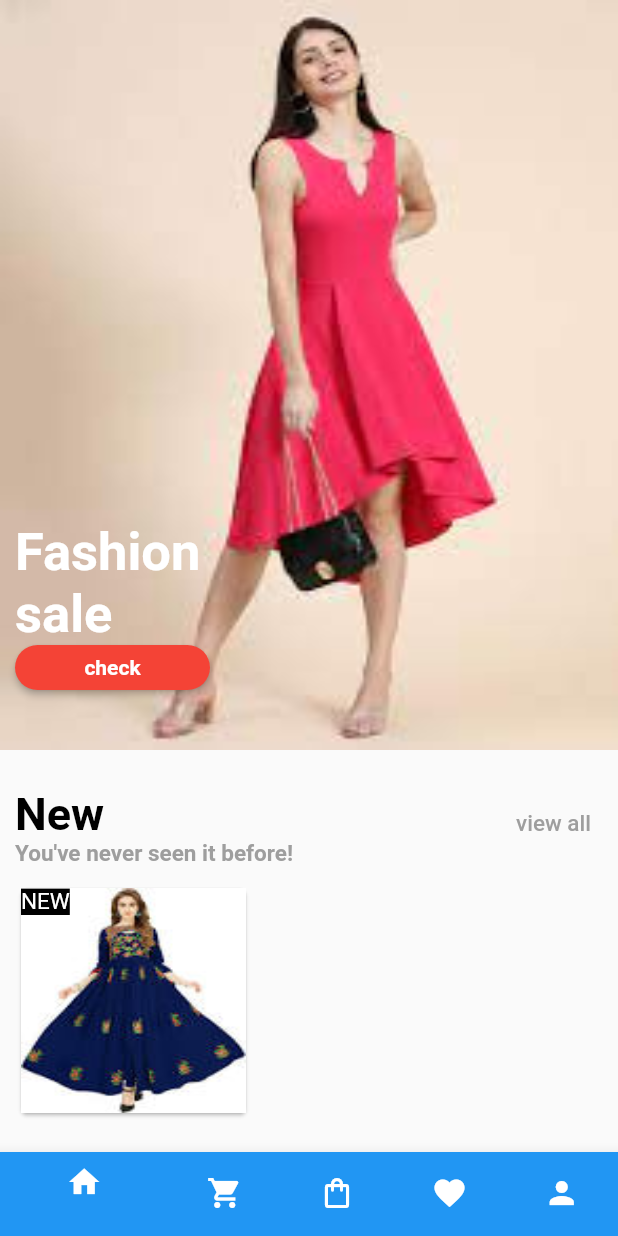
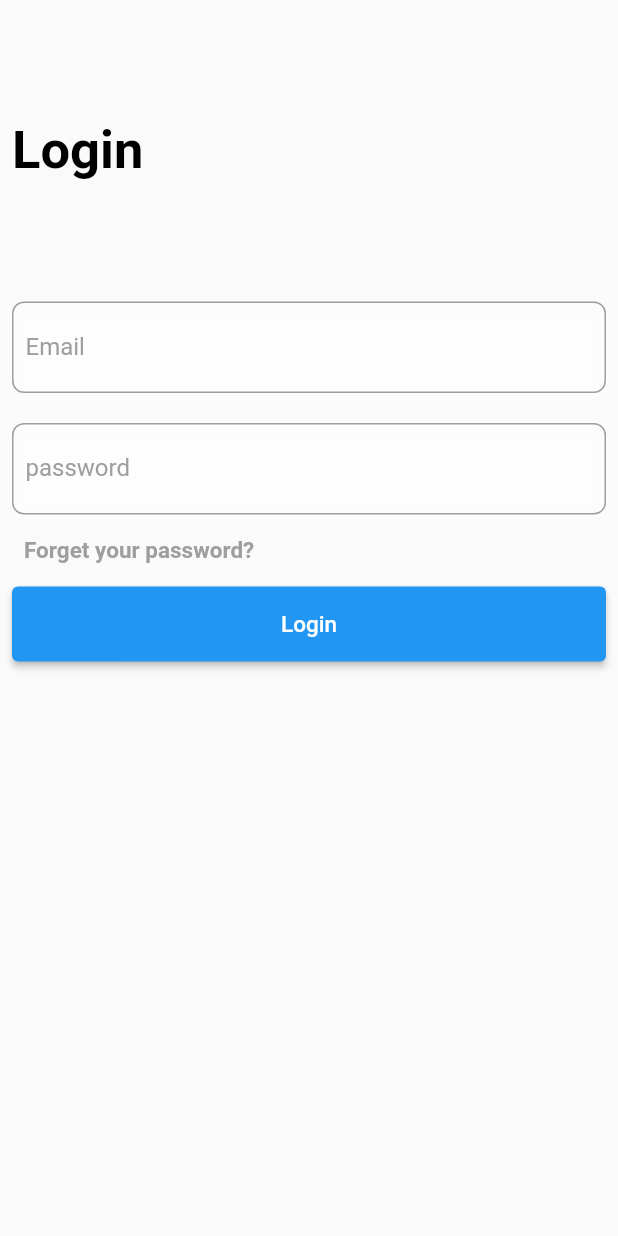
Before and after one commit to pgupta4896/shopping, a Flutter app: the screen it shows after launch, on a phone screen of 412 x 824 dp. Run offline on Flutter 3.47's test engine with Material 2 defaults, Android fonts, the phone set to English and light mode, and no system bars.

Commit message:
add asset and add login screen -tabbar

```diff
--- a/lib/helperView/bottomTabbar.dart
+++ b/lib/helperView/bottomTabbar.dart
@@ -1,8 +1,8 @@
 import 'package:flutter/material.dart';
 import 'package:shoppingapp/screens/bagview.dart';
 import 'package:shoppingapp/screens/favoritesView.dart';
-import 'package:shoppingapp/screens/home.dart';
-import 'package:shoppingapp/screens/profileView.dart';
+import 'package:shoppingapp/screens/home/home.dart';
+import 'package:shoppingapp/screens/profile/profileView.dart';
 import 'package:shoppingapp/screens/shopView.dart';
 
 class bottomNavigationBar extends StatefulWidget {
--- a/lib/main.dart
+++ b/lib/main.dart
@@ -1,5 +1,6 @@
 import 'package:flutter/material.dart';
 import 'package:shoppingapp/helperView/bottomTabbar.dart';
+import 'package:shoppingapp/screens/loginflow/loginView.dart';
 
 void main() {
   runApp(const MyApp());
@@ -14,7 +15,7 @@ class MyApp extends StatelessWidget {
     return MaterialApp(
       title: 'Shopping',
       debugShowCheckedModeBanner: false,
-      home: bottomNavigationBar(),
+      home: loginView(),
     );
   }
 }
--- a/lib/screens/home.dart
+++ b/lib/screens/home/home.dart
@@ -1,5 +1,6 @@
 import 'package:flutter/material.dart';
 import 'package:shoppingapp/helper/assest_parth.dart';
+import 'package:shoppingapp/screens/home/homedetails.dart';
 
 class homeView extends StatefulWidget {
   const homeView({super.key});
@@ -107,7 +108,10 @@ class _homeViewState extends State<homeView> {
                   ),
                   TextButton(
                       onPressed: () {
-                        //acgio
+                         Navigator.push(
+                      context,
+                      MaterialPageRoute(builder: (context) => detailsHome())
+                    );
                       },
                       child: Text(
                         "view all",
--- /dev/null
+++ b/lib/screens/loginflow/loginView.dart
@@ -0,0 +1,82 @@
+import 'package:flutter/material.dart';
+import 'package:shoppingapp/helper/textfield.dart';
+import 'package:shoppingapp/helperView/bottomTabbar.dart';
+
+class loginView extends StatefulWidget {
+  const loginView({super.key});
+
+  @override
+  State<loginView> createState() => _loginViewState();
+}
+
+class _loginViewState extends State<loginView> {
+  final email = TextEditingController();
+  final password = TextEditingController();
+  @override
+  Widget build(BuildContext context) {
+    return Scaffold(
+      body: SafeArea(
+          child: SingleChildScrollView(
+              child: Padding(
+        padding: const EdgeInsets.symmetric(horizontal: 8.0),
+        child: Column(
+          crossAxisAlignment: CrossAxisAlignment.start,
+          children: [
+            Padding(
+              padding: const EdgeInsets.only(top: 80.0),
+              child: Text("Login",
+                  style: TextStyle(
+                      fontSize: 35,
+                      color: Colors.black,
+                      fontWeight: FontWeight.bold)),
+            ),
+            Padding(
+              padding: const EdgeInsets.only(top: 80.0),
+              child: Textfield(
+                  hintText: "Email", controller: email, labelText: "Email"),
+            ),
+            Padding(
+              padding: const EdgeInsets.only(top: 20.0),
+              child: Textfield(
+                  hintText: "password",
+                  controller: email,
+                  labelText: "password"),
+            ),
+            Row(
+              crossAxisAlignment: CrossAxisAlignment.end,
+              children: [
+                TextButton(
+                    onPressed: () {
+                      //action
+                    },
+                    child: Text("Forget your password?",
+                        style: TextStyle(
+                            fontSize: 15,
+                            color: Colors.grey,
+                            fontWeight: FontWeight.bold))),
+              ],
+            ),
+            Container(
+              height: 50,
+              width: double.infinity,
+              child: ElevatedButton(
+                onPressed: () {
+                  Navigator.push(
+                      context,
+                      MaterialPageRoute(
+                        builder: (context) => bottomNavigationBar(),
+                      ));
+                },
+                child: Text("Login",
+                    style: TextStyle(
+                      fontSize: 15,
+                      color: Colors.white,
+                    )),
+              ),
+            )
+          ],
+        ),
+      ))),
+    );
+  }
+}
--- a/lib/screens/profileView.dart
+++ b/lib/screens/profile/profileView.dart
@@ -37,6 +37,9 @@ class _profileViewState extends State<profileView> {
                 children: [
                   CircleAvatar(
                     maxRadius: 40,
+                    backgroundImage: NetworkImage(
+                      "https://encrypted-tbn0.gstatic.com/images?q=tbn:ANd9GcSKMuOTX3KyqennmA8OaXNwgsJFuYvfxpSESQ&usqp=CAU",
+                    ),
                   ),
                   Row(
                     children: [
@@ -248,7 +251,7 @@ class _profileViewState extends State<profileView> {
               padding: const EdgeInsets.only(top: 20.0),
               child: TextButton(
                   onPressed: () {
-                     Navigator.push(
+                    Navigator.push(
                       context,
                       MaterialPageRoute(builder: (context) => seetingView()),
                     );
```
Also changed, not shown: lib/helper/assest_parth.dart (+7 -0 lines), lib/screens/home/homedetails.dart (added, +128 -0 lines), lib/screens/shopView.dart (+33 -9 lines), assest/image/demo4.jpg (added), assest/image/demo5.jpg (added), assest/image/homeCover.jpg (added).
